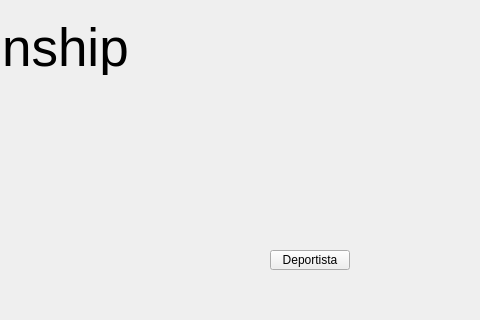
Before: the Qt Designer form project/mainwindow.ui in EduuardoPerez/Championship, drawn with Qt 5; both pictures show x 320 to 800 and y 0 to 320 of the 800 by 500 pixel window.
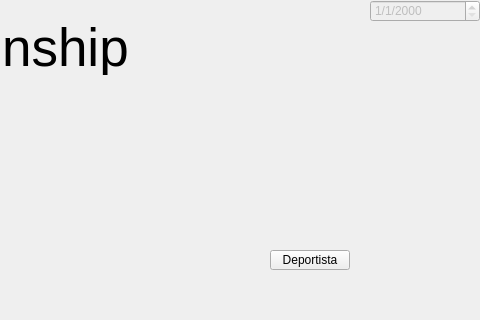
After: the same form once the commit is applied. Icons and pictures are not drawn.

```diff
--- a/project/mainwindow.ui
+++ b/project/mainwindow.ui
@@ -94,6 +94,22 @@
      <string>Deportista</string>
     </property>
    </widget>
+   <widget class="QDateEdit" name="deCurrDate">
+    <property name="enabled">
+     <bool>false</bool>
+    </property>
+    <property name="geometry">
+     <rect>
+      <x>690</x>
+      <y>0</y>
+      <width>110</width>
+      <height>22</height>
+     </rect>
+    </property>
+    <property name="displayFormat">
+     <string>d/M/yyyy</string>
+    </property>
+   </widget>
   </widget>
  </widget>
  <layoutdefault spacing="6" margin="11"/>
```
Left out of the diff: 9 changed lines with no effect on the pictures.
